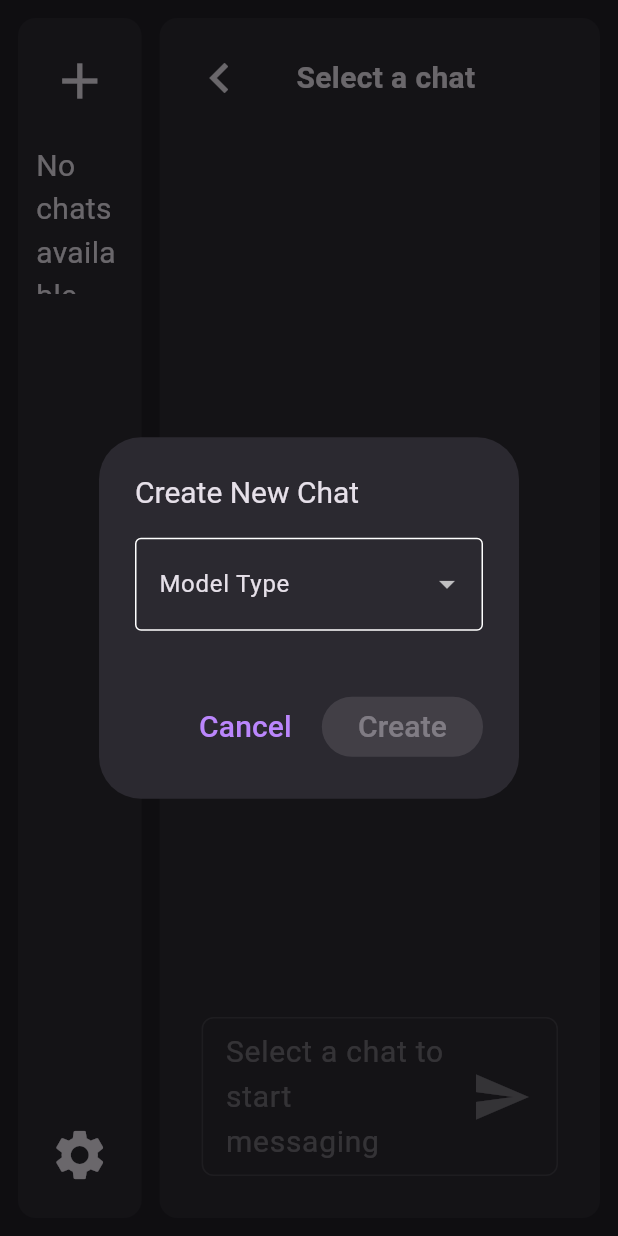
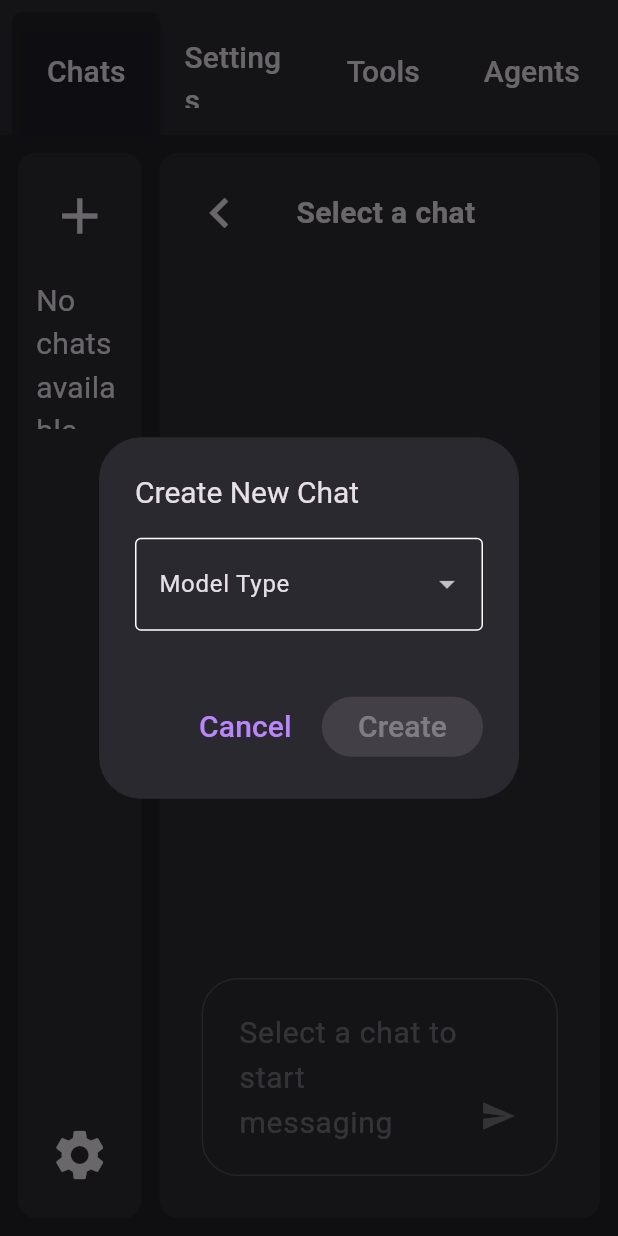
Before and after one commit to thenry42/Promptly, a Flutter app: the screen it shows after launch, after a tap on the "add" icon, on a phone screen of 412 x 824 dp. Run offline on Flutter 3.47's test engine with Material 3 defaults, Android fonts, the phone set to English and light mode, and no system bars; our stand-ins replace flutter_dotenv, flutter_markdown; missing offline and left inert: anthropic_sdk_dart, dart:ffi, dart_openai, encrypt, ollama_dart, pointycastle and 1 more; statements that could not run were skipped.

Commit message:
added tabview in the top to make things easier

```diff
--- a/promptly_app/lib/main.dart
+++ b/promptly_app/lib/main.dart
@@ -2,10 +2,11 @@ import 'dart:io';
 import 'package:flutter/material.dart';
 import 'package:window_size/window_size.dart';
 import 'srcs/backend/Colors.dart';
-import 'srcs/widgets/MainWindow.dart';
+import 'srcs/widgets/TabView.dart'; // Updated import
 import 'srcs/backend/Singleton.dart';
 import 'srcs/backend/Chat.dart';
 import 'srcs/backend/ChatMessage.dart';
+import 'srcs/widgets/TabView.dart';
 
 void main() async {
   WidgetsFlutterBinding.ensureInitialized();
@@ -37,7 +38,7 @@ class MyApp extends StatelessWidget {
         scaffoldBackgroundColor: AppTheme.myColorScheme.surfaceContainer,
       ),
       home: const SafeArea(
-        child: MainWindow(),
+        child: TabView(), // Updated to use TabView
       ),
     );
   }
--- a/promptly_app/lib/srcs/widgets/ChattingArea.dart
+++ b/promptly_app/lib/srcs/widgets/ChattingArea.dart
@@ -145,7 +145,15 @@ class _ChattingAreaState extends State<ChattingArea> {
         constraints: const BoxConstraints(
           maxHeight: 500,
         ),
-        child: SingleChildScrollView(
+        child: Stack(
+          children: [
+            Container(
+              decoration: BoxDecoration(
+                borderRadius: BorderRadius.circular(24), // More rounded corners
+                border: Border.all(
+                  color: Colors.grey.withOpacity(0.3),
+                ),
+              ),
               child: TextFormField(
                 controller: _textController,
                 enabled: isInputEnabled,
@@ -158,33 +166,33 @@ class _ChattingAreaState extends State<ChattingArea> {
                 ),
                 scrollPhysics: const BouncingScrollPhysics(),
                 decoration: InputDecoration(
-              hintText: isInputEnabled
-                  ? 'Type a message...'
-                  : 'Select a chat to start messaging',
-              border: OutlineInputBorder(
-                borderRadius: BorderRadius.circular(8),
-              ),
-              contentPadding: const EdgeInsets.symmetric(
-                horizontal: 12,
-                vertical: 8,
+                  hintText: isInputEnabled ? 'Type a message...' : 'Select a chat to start messaging',
+                  border: InputBorder.none, // Remove default border
+                  contentPadding: const EdgeInsets.only(
+                    left: 24,
+                    right: 64, // Make space for the send button
+                    top: 20,
+                    bottom: 20,
                   ),
                   isCollapsed: false,
-              // Add the send button as a suffix icon
-              suffixIcon: Container(
-                margin: const EdgeInsets.only(right: 8),
+                ),
+                onFieldSubmitted: isInputEnabled ? (_) => _sendMessage : null,
+              ),
+            ),
+            Positioned(
+              bottom: 16,
+              right: 16,
               child: IconButton(
                 icon: const Icon(Icons.send),
                 onPressed: isInputEnabled ? _sendMessage : null,
                 constraints: const BoxConstraints(
-                    minWidth: 60.0,
-                    minHeight: 60.0,
+                  minWidth: 40.0,
+                  minHeight: 40.0,
                 ),
-                  iconSize: 40,
+                iconSize: 24,
               ),
             ),
-            ),
-            onFieldSubmitted: isInputEnabled ? (_) => _sendMessage : null,
-          ),
+          ],
         ),
       ),
     );
--- /dev/null
+++ b/promptly_app/lib/srcs/widgets/TabView.dart
@@ -0,0 +1,221 @@
+// TabView.dart
+import 'package:flutter/material.dart';
+import 'MainWindow.dart';
+import '../backend/Singleton.dart';
+
+class PaperTabIndicator extends Decoration {
+  final Color color;
+  final double borderRadius;
+
+  const PaperTabIndicator({
+    required this.color,
+    this.borderRadius = 8.0,
+  });
+
+  @override
+  BoxPainter createBoxPainter([VoidCallback? onChanged]) {
+    return _PaperTabPainter(
+      color: color,
+      borderRadius: borderRadius,
+    );
+  }
+}
+
+class _PaperTabPainter extends BoxPainter {
+  final Color color;
+  final double borderRadius;
+
+  _PaperTabPainter({
+    required this.color,
+    required this.borderRadius,
+  });
+
+  @override
+  void paint(Canvas canvas, Offset offset, ImageConfiguration configuration) {
+    final Rect rect = offset & configuration.size!;
+    final Paint paint = Paint()
+      ..color = color
+      ..style = PaintingStyle.fill;
+
+    final path = Path()
+      ..moveTo(rect.left, rect.bottom)
+      ..lineTo(rect.left, rect.top + borderRadius)
+      ..quadraticBezierTo(rect.left, rect.top, rect.left + borderRadius, rect.top)
+      ..lineTo(rect.right - borderRadius, rect.top)
+      ..quadraticBezierTo(rect.right, rect.top, rect.right, rect.top + borderRadius)
+      ..lineTo(rect.right, rect.bottom);
+
+    canvas.drawPath(path, paint);
+
+    // Add subtle shadow
+    final shadowPath = Path()
+      ..addPath(path, Offset.zero);
+    canvas.drawShadow(shadowPath, Colors.black26, 4.0, true);
+  }
+}
+
+class TabView extends StatefulWidget {
+  const TabView({super.key});
+
+  @override
+  State<TabView> createState() => _TabViewState();
+}
+
+class _TabViewState extends State<TabView> with TickerProviderStateMixin {
+  late TabController _tabController;
+
+  final List<String> _tabTitles = const [
+    'Chats',
+    'Settings',
+    'Tools',
+    'Agents',
+  ];
+
+  @override
+  void initState() {
+    super.initState();
+    _tabController = TabController(
+      length: _tabTitles.length,
+      vsync: this,
+    );
+  }
+
+  @override
+  void dispose() {
+    _tabController.dispose();
+    super.dispose();
+  }
+
+  Widget _buildTabContent(int index) {
+    switch (index) {
+      case 0:
+        return const MainWindow();
+      case 1:
+        return const SettingsTab();
+      case 2:
+        return const ToolsTab();
+      case 3:
+        return const AgentsTab();
+      default:
+        return const Center(child: Text('Tab content not found'));
+    }
+  }
+
+  @override
+  Widget build(BuildContext context) {
+    final colorScheme = Theme.of(context).colorScheme;
+    final metadata = Singleton();
+
+    return Scaffold(
+      body: Column(
+        children: [
+          Container(
+            color: colorScheme.surfaceContainerHigh,
+            padding: const EdgeInsets.only(top: 8, left: 8, right: 8),
+            child: Stack(
+              children: [
+                TabBar(
+                  controller: _tabController,
+                  tabs: _tabTitles.map((title) => Tab(
+                    height: 80,
+                    child: Padding(
+                      padding: const EdgeInsets.symmetric(
+                        horizontal: 16,
+                        vertical: 16,
+                      ),
+                      child: Text(
+                        title,
+                        style: TextStyle(
+                          fontSize: metadata.fontSize,
+                          fontWeight: FontWeight.w500,
+                          fontFamily: metadata.fontFamily,
+                        ),
+                      ),
+                    ),
+                  )).toList(),
+                  isScrollable: false,
+                  labelColor: colorScheme.onSurface,
+                  unselectedLabelColor: colorScheme.onSurface,
+                  indicator: PaperTabIndicator(
+                    color: colorScheme.surfaceContainer,
+                    borderRadius: 8,
+                  ),
+                  dividerColor: Colors.transparent,
+                  labelPadding: EdgeInsets.zero,
+                  indicatorSize: TabBarIndicatorSize.tab,
+                ),
+              ],
+            ),
+          ),
+          Expanded(
+            child: Container(
+              color: colorScheme.surface,
+              child: TabBarView(
+                controller: _tabController,
+                children: List.generate(
+                  _tabTitles.length,
+                  (index) => _buildTabContent(index),
+                ),
+              ),
+            ),
+          ),
+        ],
+      ),
+    );
+  }
+}
+
+// Tab content widgets remain the same
+class SettingsTab extends StatelessWidget {
+  const SettingsTab({super.key});
+
+  @override
+  Widget build(BuildContext context) {
+    return Container(
+      margin: const EdgeInsets.all(12),
+      decoration: BoxDecoration(
+        borderRadius: BorderRadius.circular(12),
+        color: Theme.of(context).colorScheme.surfaceContainer,
+      ),
+      child: const Center(
+        child: Text('Settings Content'),
+      ),
+    );
+  }
+}
+
+class ToolsTab extends StatelessWidget {
+  const ToolsTab({super.key});
+
+  @override
+  Widget build(BuildContext context) {
+    return Container(
+      margin: const EdgeInsets.all(12),
+      decoration: BoxDecoration(
+        borderRadius: BorderRadius.circular(12),
+        color: Theme.of(context).colorScheme.surfaceContainer,
+      ),
+      child: const Center(
+        child: Text('Tools Content'),
+      ),
+    );
+  }
+}
+
+class AgentsTab extends StatelessWidget {
+  const AgentsTab({super.key});
+
+  @override
+  Widget build(BuildContext context) {
+    return Container(
+      margin: const EdgeInsets.all(12),
+      decoration: BoxDecoration(
+        borderRadius: BorderRadius.circular(12),
+        color: Theme.of(context).colorScheme.surfaceContainer,
+      ),
+      child: const Center(
+        child: Text('Agents Content'),
+      ),
+    );
+  }
+}
```
Also changed, not shown: 1 other file. Lines whose indentation alone changed are shown as unchanged.
